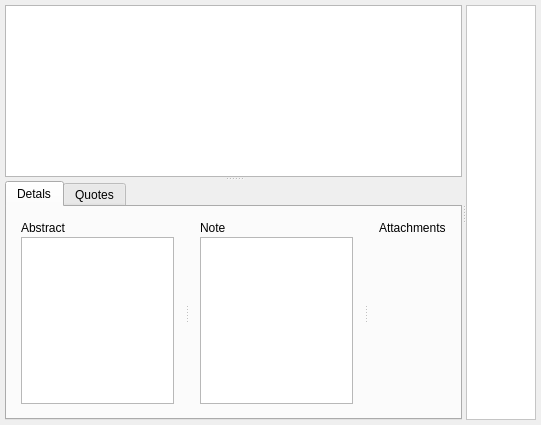
First picture: the form in PagePapers.ui, repository congchenutd/papernet, before the edit.
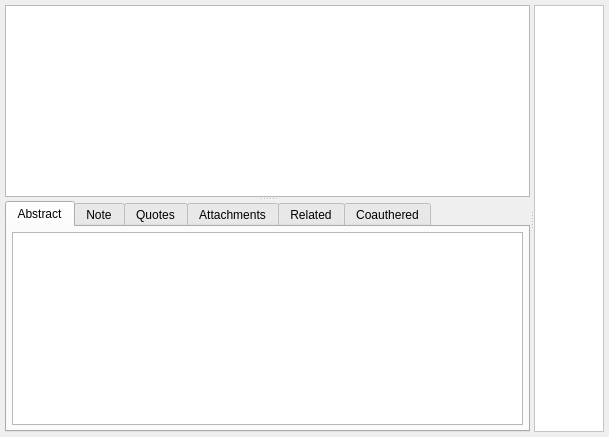
Second picture: the form after the edit. Custom widgets are drawn as their Qt base class.

```diff
--- a/PagePapers.ui
+++ b/PagePapers.ui
@@ -6,8 +6,8 @@
    <rect>
     <x>0</x>
     <y>0</y>
-    <width>541</width>
-    <height>425</height>
+    <width>609</width>
+    <height>437</height>
    </rect>
   </property>
   <property name="windowTitle">
@@ -52,83 +52,34 @@
        </property>
        <widget class="QWidget" name="tabDetails">
         <attribute name="title">
-         <string>Detals</string>
+         <string>Abstract</string>
         </attribute>
-        <layout class="QHBoxLayout" name="horizontalLayout">
+        <layout class="QVBoxLayout" name="verticalLayout_3">
          <property name="margin">
-          <number>3</number>
+          <number>5</number>
          </property>
          <item>
-          <widget class="QSplitter" name="splitterDetails">
-           <property name="orientation">
-            <enum>Qt::Horizontal</enum>
+          <widget class="QPlainTextEdit" name="teAbstract">
+           <property name="readOnly">
+            <bool>true</bool>
            </property>
-           <widget class="QWidget" name="layoutWidget">
-            <layout class="QVBoxLayout" name="verticalLayout_2">
-             <property name="spacing">
-              <number>2</number>
-             </property>
-             <item>
-              <widget class="QLabel" name="label_4">
-               <property name="text">
-                <string>Abstract</string>
-               </property>
-              </widget>
-             </item>
-             <item>
-              <widget class="QPlainTextEdit" name="teAbstract">
-               <property name="readOnly">
-                <bool>true</bool>
-               </property>
-              </widget>
-             </item>
-            </layout>
-           </widget>
-           <widget class="QWidget" name="layoutWidget">
-            <layout class="QVBoxLayout" name="verticalLayout_3">
-             <property name="spacing">
-              <number>2</number>
-             </property>
-             <item>
-              <widget class="QLabel" name="label_5">
-               <property name="text">
-                <string>Note</string>
-               </property>
-              </widget>
-             </item>
-             <item>
-              <widget class="QPlainTextEdit" name="teNote">
-               <property name="readOnly">
-                <bool>true</bool>
-               </property>
-              </widget>
-             </item>
-            </layout>
-           </widget>
-           <widget class="QWidget" name="layoutWidget_2">
-            <layout class="QVBoxLayout" name="verticalLayout_4">
-             <property name="spacing">
-              <number>2</number>
-             </property>
-             <item>
-              <widget class="QLabel" name="label_7">
-               <property name="text">
-                <string>Attachments</string>
-               </property>
-              </widget>
-             </item>
-             <item>
-              <widget class="AttachmentsWidget" name="widgetAttachments" native="true">
-               <property name="sizePolicy">
-                <sizepolicy hsizetype="Preferred" vsizetype="Expanding">
-                 <horstretch>0</horstretch>
-                 <verstretch>0</verstretch>
-                </sizepolicy>
-               </property>
-              </widget>
-             </item>
-            </layout>
-           </widget>
+          </widget>
+         </item>
+        </layout>
+       </widget>
+       <widget class="QWidget" name="tabNote">
+        <attribute name="title">
+         <string>Note</string>
+        </attribute>
+        <layout class="QVBoxLayout" name="verticalLayout">
+         <property name="margin">
+          <number>5</number>
+         </property>
+         <item>
+          <widget class="QPlainTextEdit" name="teNote">
+           <property name="readOnly">
+            <bool>true</bool>
+           </property>
           </widget>
          </item>
         </layout>
@@ -156,6 +107,52 @@
          </item>
         </layout>
        </widget>
+       <widget class="QWidget" name="tabAttachments">
+        <attribute name="title">
+         <string>Attachments</string>
+        </attribute>
+        <layout class="QVBoxLayout" name="verticalLayout_2">
+         <property name="margin">
+          <number>5</number>
+         </property>
+         <item>
+          <widget class="AttachmentsWidget" name="widgetAttachments" native="true">
+           <property name="sizePolicy">
+            <sizepolicy hsizetype="Preferred" vsizetype="Expanding">
+             <horstretch>0</horstretch>
+             <verstretch>0</verstretch>
+            </sizepolicy>
+           </property>
+          </widget>
+         </item>
+        </layout>
+       </widget>
+       <widget class="QWidget" name="tabRelated">
+        <attribute name="title">
+         <string>Related</string>
+        </attribute>
+        <layout class="QVBoxLayout" name="verticalLayout_4">
+         <property name="margin">
+          <number>5</number>
+         </property>
+         <item>
+          <widget class="RelatedPapersWidget" name="relatedPapersWidget" native="true"/>
+         </item>
+        </layout>
+       </widget>
+       <widget class="QWidget" name="tabCoauthered">
+        <attribute name="title">
+         <string>Coauthered</string>
+        </attribute>
+        <layout class="QHBoxLayout" name="horizontalLayout">
+         <property name="margin">
+          <number>5</number>
+         </property>
+         <item>
+          <widget class="CoauthoredPapersWidgdet" name="coautheredPapersWidget" native="true"/>
+         </item>
+        </layout>
+       </widget>
       </widget>
      </widget>
      <widget class="QScrollArea" name="scrollArea">
@@ -232,7 +229,7 @@
          <x>0</x>
          <y>0</y>
          <width>85</width>
-         <height>413</height>
+         <height>425</height>
         </rect>
        </property>
        <layout class="QHBoxLayout" name="horizontalLayout_4">
@@ -280,6 +277,18 @@
    <header>TagsWidget.h</header>
    <container>1</container>
   </customwidget>
+  <customwidget>
+   <class>RelatedPapersWidget</class>
+   <extends>QWidget</extends>
+   <header>RelatedPapersWidget.h</header>
+   <container>1</container>
+  </customwidget>
+  <customwidget>
+   <class>CoauthoredPapersWidgdet</class>
+   <extends>QWidget</extends>
+   <header>CoauthoredPapersWidgdet.h</header>
+   <container>1</container>
+  </customwidget>
  </customwidgets>
  <resources/>
  <connections/>
```
Left out of the diff: 2 changed lines with no effect on the pictures.
